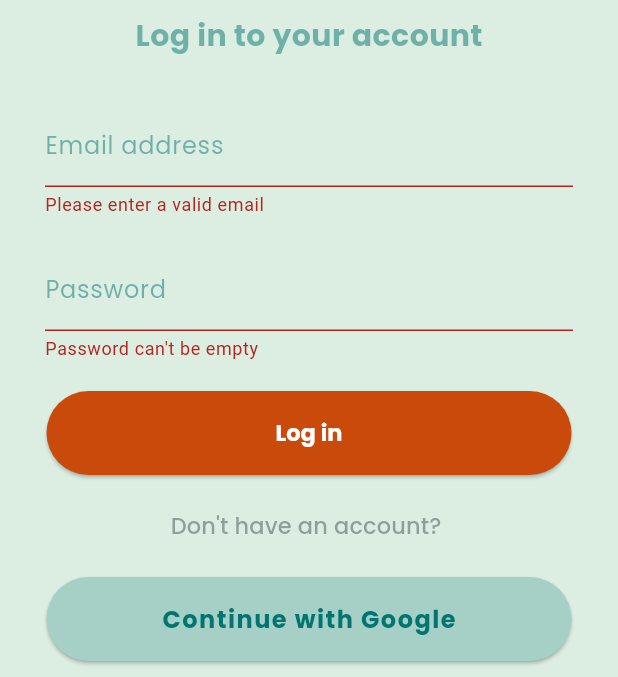
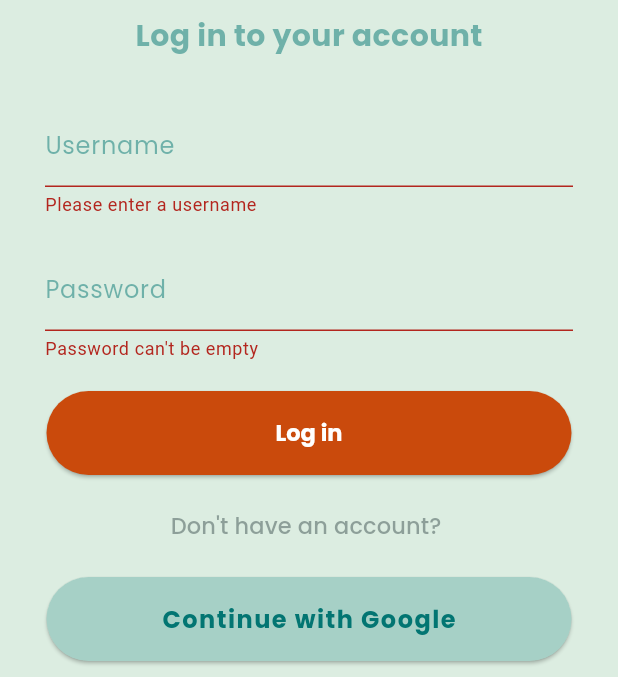
Before and after one commit to CMSC23-UV-4L-AY2024-2025-2ndSem/project-tuklas, a Flutter app: the SignInPage screen opened directly, after a tap on "Log in", on a phone screen of 412 x 824 dp, the part 176-853 px from its top. Run offline on Flutter 3.47's test engine with Material 3 defaults, Android fonts, the light colour scheme and no system bars; our stand-ins replace cloud_firestore, firebase_auth, firebase_core, google_fonts; accounts and stored records are empty; generated files the repository leaves out were written again; network calls fail.

Commit message:
refactor: fixed signin page

```diff
--- a/lib/screens/signin_page.dart
+++ b/lib/screens/signin_page.dart
@@ -1,3 +1,4 @@
+import 'package:cloud_firestore/cloud_firestore.dart';
 import 'package:flutter/material.dart';
 import 'package:google_fonts/google_fonts.dart';
 import 'package:project_TUKLAS/screens/signup_page.dart';
@@ -15,9 +16,12 @@ class SignInPage extends StatefulWidget {
 
 class _SignInPageState extends State<SignInPage> {
   final _formKey = GlobalKey<FormState>();
+  String? username;
   String? email;
   String? password;
   String? errorMessage;
+  bool showSignUpErrorMessage = false;
+  bool showUsernameSignUpErrorMessage = false;
 
   @override
   Widget build(BuildContext context) {
@@ -37,8 +41,14 @@ class _SignInPageState extends State<SignInPage> {
                     errorMessage!,
                     style: const TextStyle(color: Colors.red),
                   ),
-                emailField,
+                usernameField,
                 passwordField,
+                showSignUpErrorMessage
+                    ? signUpErrorMessage('Password')
+                    : Container(),
+                showUsernameSignUpErrorMessage
+                    ? signUpErrorMessage('Username')
+                    : Container(),
                 submitButton,
                 SizedBox(height: 10),
                 signUpButton,
@@ -77,7 +87,7 @@ class _SignInPageState extends State<SignInPage> {
     ),
   );
 
-  Widget get emailField => Padding(
+  Widget get usernameField => Padding(
     padding: const EdgeInsets.only(bottom: 20),
     child: TextFormField(
       decoration: InputDecoration(
@@ -89,18 +99,21 @@ class _SignInPageState extends State<SignInPage> {
           borderSide: BorderSide(color: Color(0xFF027572), width: 2),
           borderRadius: BorderRadius.circular(12),
         ),
-        label: const Text("Email address"),
+        label: const Text("Username"),
         labelStyle: GoogleFonts.poppins(fontSize: 16, color: Color(0x80027572)),
-        hintText: "Enter your email",
+        hintText: "Enter your username",
         hintStyle: GoogleFonts.poppins(
           fontSize: 16,
           color: Color.fromARGB(128, 62, 82, 81),
         ),
       ),
-      onSaved: (value) => setState(() => email = value),
+      onSaved:
+          (value) => setState(() {
+            username = value;
+          }),
       validator: (value) {
-        if (value == null || value.isEmpty || !value.contains('@')) {
-          return "Please enter a valid email";
+        if (value == null || value.isEmpty) {
+          return "Please enter a username";
         }
         return null;
       },
@@ -128,13 +141,25 @@ class _SignInPageState extends State<SignInPage> {
         ),
       ),
       obscureText: true,
-      onSaved: (value) => setState(() => password = value),
+      onSaved:
+          (value) => setState(() {
+            password = value;
+          }),
       validator: (value) {
         if (value == null || value.isEmpty) {
           return "Password can't be empty";
         }
         return null;
       },
+    ),
+  );
+
+  Widget signUpErrorMessage(cred) => Padding(
+    // will be displayed when either email or username is already being used by existing account
+    padding: EdgeInsets.only(bottom: 10),
+    child: Text(
+      "$cred invalid!",
+      style: GoogleFonts.poppins(fontSize: 13, color: Colors.red),
     ),
   );
 
@@ -148,15 +173,50 @@ class _SignInPageState extends State<SignInPage> {
     onPressed: () async {
       if (_formKey.currentState!.validate()) {
         _formKey.currentState!.save();
+        email = null;
+
+        await FirebaseFirestore
+            .instance // snapshot of db with usernames similar to user input username
+            .collection('users')
+            .where('username', isEqualTo: username)
+            .limit(1)
+            .get()
+            .then((QuerySnapshot querySnapshot) {
+              setState(() {
+                if (querySnapshot.docs.isEmpty) {
+                  showUsernameSignUpErrorMessage = true;
+                } else {
+                  querySnapshot.docs.forEach((doc) {
+                    email = doc["email"];
+                    showUsernameSignUpErrorMessage = false;
+                  });
+                }
+              });
+              ;
+            });
 
         final provider = Provider.of<UserAuthProvider>(context, listen: false);
-        //final error = await provider.signIn(email: email!, password: password!);
+        String? message = await provider.signIn(
+          email: email!,
+          password: password!,
+        );
+
+        print(message);
+        setState(() {
+          if (message == "invalid-credential") {
+            showSignUpErrorMessage = true;
+          } else if (message == "Success!") {
             if (mounted) {
               Navigator.pushReplacement(
                 context,
                 MaterialPageRoute(builder: (context) => const MainScreen()),
               );
+              showSignUpErrorMessage = false;
             }
+          } else {
+            showSignUpErrorMessage = false;
+          }
+        });
       }
     },
     child: Text(
```
Also changed, not shown: lib/api/firebase_auth_api.dart (+14 -6 lines). Lines whose indentation alone changed are shown as unchanged.
